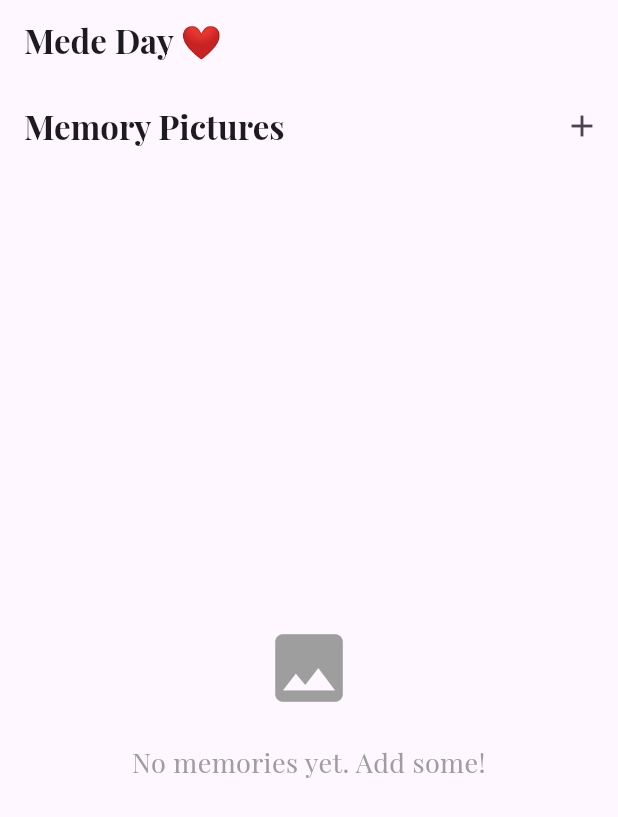
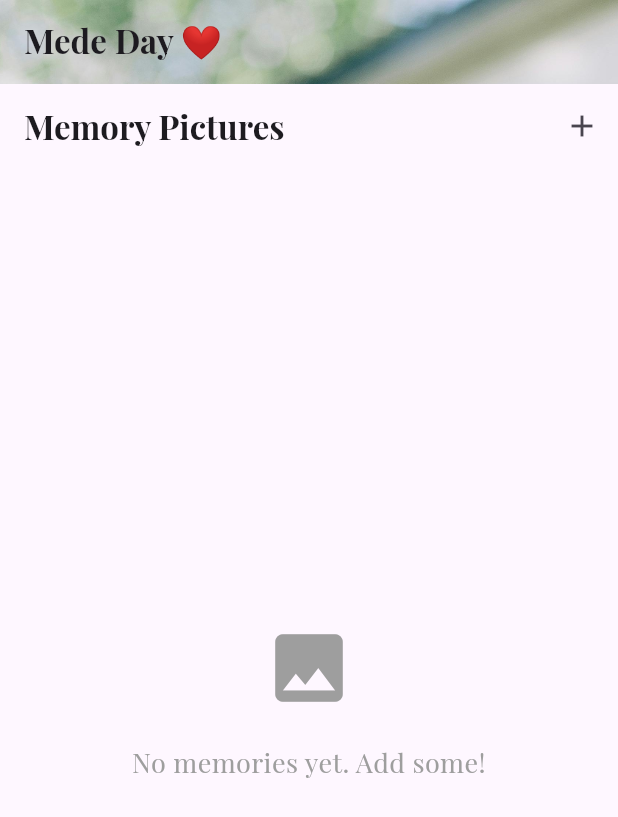
Before and after one commit to anvng/LoveDays, a Flutter app: the screen it shows after launch, swiped to page 3, on a phone screen of 412 x 824 dp. Shown: the top 817 px of the screen. Run offline on Flutter 3.47's test engine with Material 3 defaults, Android fonts, the phone set to English and light mode, and no system bars; our stand-ins replace image_picker.

Commit message:
fix: show background at home screen

```diff
--- a/lib/screens/home_screen.dart
+++ b/lib/screens/home_screen.dart
@@ -26,7 +26,7 @@ class _HomeScreenState extends State<HomeScreen>
   void initState() {
     super.initState();
     malePerson = Person(
-      name: '🌵 An Dep ',
+      name: '🌵 An Dep ♂️',
       dateOfBirth: DateTime(2002, 5, 9),
       firstDate: meetDate,
     );
@@ -67,8 +67,11 @@ class _HomeScreenState extends State<HomeScreen>
   Widget build(BuildContext context) {
     return BackgroundContainer(
       child: Scaffold(
+        backgroundColor: Colors.transparent,
         appBar: AppBar(
           title: const Text('Mede Day ❤️'),
+          backgroundColor: Colors.transparent,
+          elevation: 0,
         ),
         body: PageView(
           children: [
--- a/lib/screens/memories_screen.dart
+++ b/lib/screens/memories_screen.dart
@@ -36,10 +36,12 @@ class _MemoriesScreenState extends State<MemoriesScreen> {
       child: Scaffold(
         appBar: AppBar(
           title: const Text('Memory Pictures'),
+          backgroundColor: Colors.transparent,
           actions: [
             IconButton(
               icon: const Icon(Icons.add),
               onPressed: _addMemoryImage,
+              tooltip: 'Add Memory Picture',
             ),
           ],
         ),
```
